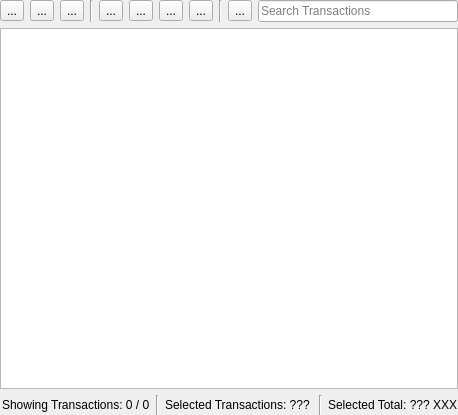
JakubFranek/Kapytal, file src/views/ui_files/widgets/transaction_table_widget.ui: the form before one commit.
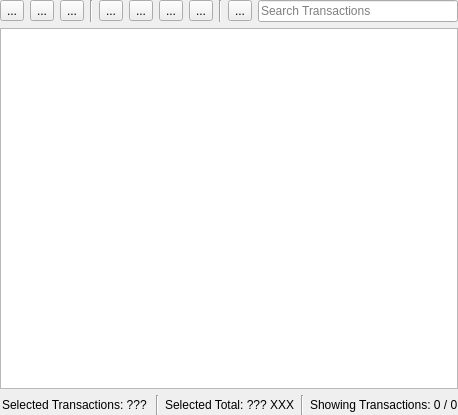
The form after the commit.

Commit message:
Reorder TransactionTableForm/Widget labels
Move Shown Transactions Label to the last spot in the
TransactionTableForm/Widget horizontal layout (it is static when
selections change, so this leads to less disturbing movement of UI
elements).

```diff
--- a/src/views/ui_files/widgets/transaction_table_widget.ui
+++ b/src/views/ui_files/widgets/transaction_table_widget.ui
@@ -201,23 +201,6 @@
        </property>
       </spacer>
      </item>
-     <item>
-      <widget class="QLabel" name="shownTransactionsLabel">
-       <property name="toolTip">
-        <string>&lt;html&gt;&lt;head/&gt;&lt;body&gt;&lt;p&gt;Shows how many Transactions have passed the Transaction Filter and are listed in Transaction Table.&lt;/p&gt;&lt;/body&gt;&lt;/html&gt;</string>
-       </property>
-       <property name="text">
-        <string>Showing Transactions: 0 / 0</string>
-       </property>
-      </widget>
-     </item>
-     <item>
-      <widget class="Line" name="line">
-       <property name="orientation">
-        <enum>Qt::Vertical</enum>
-       </property>
-      </widget>
-     </item>
      <item>
       <widget class="QLabel" name="selectedTransactionsLabel">
        <property name="toolTip">
@@ -242,6 +225,23 @@
        </property>
       </widget>
      </item>
+     <item>
+      <widget class="Line" name="line">
+       <property name="orientation">
+        <enum>Qt::Vertical</enum>
+       </property>
+      </widget>
+     </item>
+     <item>
+      <widget class="QLabel" name="shownTransactionsLabel">
+       <property name="toolTip">
+        <string>&lt;html&gt;&lt;head/&gt;&lt;body&gt;&lt;p&gt;Shows how many Transactions have passed the Transaction Filter and are listed in Transaction Table.&lt;/p&gt;&lt;/body&gt;&lt;/html&gt;</string>
+       </property>
+       <property name="text">
+        <string>Showing Transactions: 0 / 0</string>
+       </property>
+      </widget>
+     </item>
     </layout>
    </item>
   </layout>
```
The commit also changes 3 other files.
